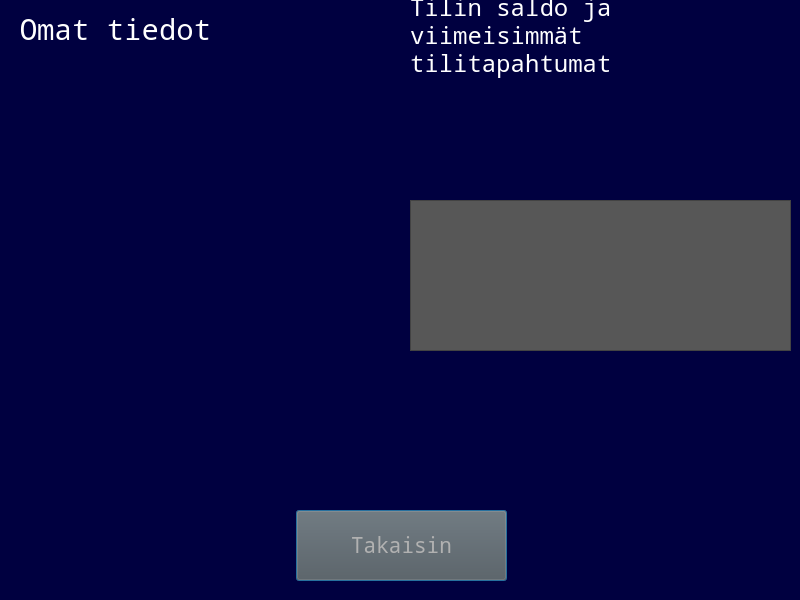
First picture: the form in frontend/tietowindow.ui, repository 22kmo-project/group_6, before the edit.
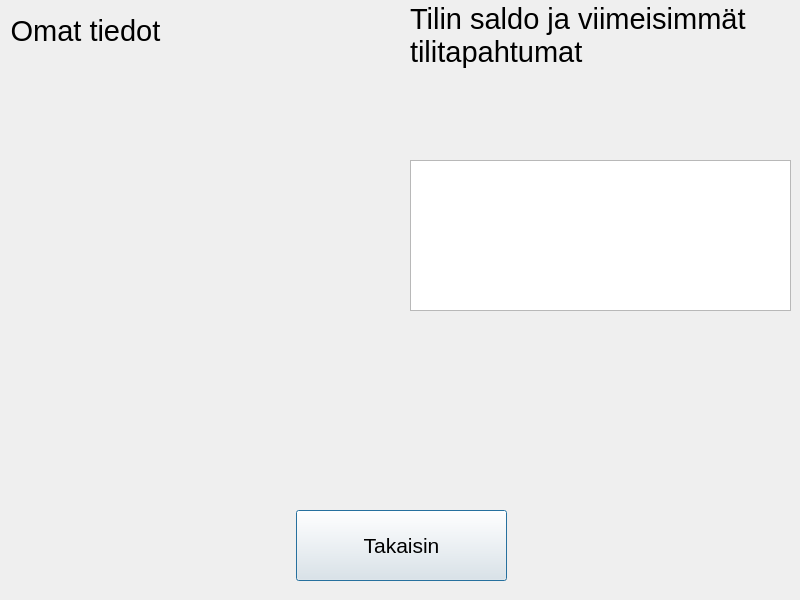
Second picture: the form after the edit.

Commit message: Revert "korttilukot ja ui"

Patch:
```diff
--- a/frontend/tietowindow.ui
+++ b/frontend/tietowindow.ui
@@ -13,9 +13,6 @@
   <property name="windowTitle">
    <string>Omat tiedot</string>
   </property>
-  <property name="styleSheet">
-   <string notr="true">background-color: rgb(0, 0, 64)</string>
-  </property>
   <widget class="QPushButton" name="btnBack">
    <property name="geometry">
     <rect>
@@ -27,14 +24,9 @@
    </property>
    <property name="font">
     <font>
-     <family>Noto Mono</family>
      <pointsize>16</pointsize>
     </font>
    </property>
-   <property name="styleSheet">
-    <string notr="true">background-color: rgb(87, 87, 87);
-color: rgb(177, 177, 177);</string>
-   </property>
    <property name="text">
     <string>Takaisin</string>
    </property>
@@ -42,7 +34,7 @@
   <widget class="QLabel" name="label">
    <property name="geometry">
     <rect>
-     <x>0</x>
+     <x>-30</x>
      <y>10</y>
      <width>231</width>
      <height>41</height>
@@ -50,13 +42,9 @@
    </property>
    <property name="font">
     <font>
-     <family>Noto Mono</family>
      <pointsize>22</pointsize>
     </font>
    </property>
-   <property name="styleSheet">
-    <string notr="true">color: rgb(255, 255, 255);</string>
-   </property>
    <property name="text">
     <string>Omat tiedot</string>
    </property>
@@ -75,7 +63,6 @@
    </property>
    <property name="font">
     <font>
-     <family>Noto Mono</family>
      <pointsize>20</pointsize>
     </font>
    </property>
@@ -86,7 +73,6 @@
     <string notr="true">QTextEdit {
   background: transparent;
   border: none;
-color: rgb(255, 255, 255);
 }</string>
    </property>
    <property name="readOnly">
@@ -99,7 +85,7 @@
      <x>410</x>
      <y>90</y>
      <width>391</width>
-     <height>101</height>
+     <height>71</height>
     </rect>
    </property>
    <property name="font">
@@ -111,7 +97,6 @@
     <string notr="true">QTextEdit {
   background: transparent;
   border: none;
-color: rgb(255, 255, 255);
 }</string>
    </property>
    <property name="readOnly">
@@ -129,13 +114,9 @@
    </property>
    <property name="font">
     <font>
-     <family>Noto Mono</family>
-     <pointsize>18</pointsize>
+     <pointsize>22</pointsize>
     </font>
    </property>
-   <property name="styleSheet">
-    <string notr="true">color: rgb(255, 255, 255);</string>
-   </property>
    <property name="text">
     <string>Tilin saldo ja viimeisimmät tilitapahtumat</string>
    </property>
@@ -147,20 +128,13 @@
    <property name="geometry">
     <rect>
      <x>410</x>
-     <y>200</y>
+     <y>160</y>
      <width>381</width>
      <height>151</height>
     </rect>
    </property>
-   <property name="font">
-    <font>
-     <family>Noto Mono</family>
-     <pointsize>13</pointsize>
-    </font>
-   </property>
    <property name="styleSheet">
-    <string notr="true">background-color: rgb(87, 87, 87);
-color: rgb(177, 177, 177);</string>
+    <string notr="true"/>
    </property>
    <property name="sortingEnabled">
     <bool>false</bool>
```
The commit also changes 4 other files.
